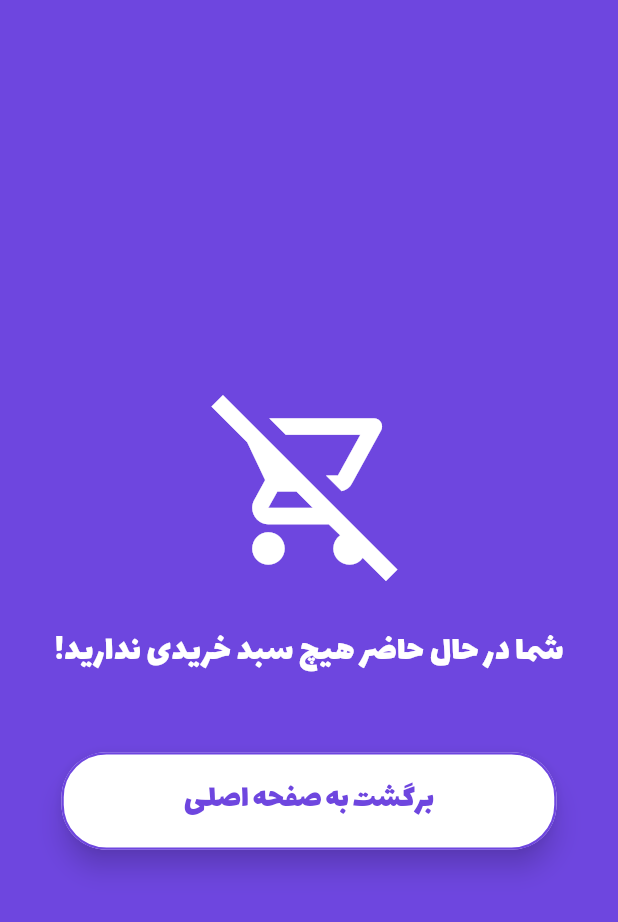
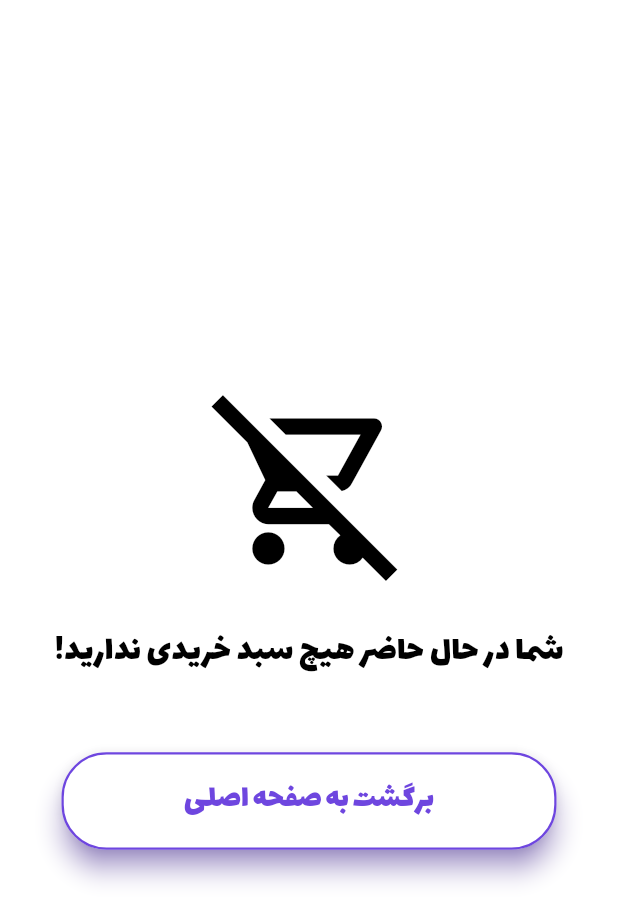
Before and after one commit to mahdi-o/digishop, a Flutter app: the BasketScreen screen opened by its route, on a phone screen of 412 x 824 dp. Shown: the top 922 px of the screen. Run offline on Flutter 3.47's test engine with Material 3 defaults, Android fonts, the phone set to English and light mode, and no system bars; our stand-ins replace carousel_slider, curved_navigation_bar, dropdown_button2, get, shared_preferences and 1 more; missing offline and left inert: dart:ffi; accounts and stored records are empty.

Commit message:
create floating custom

```diff
--- a/lib/screens/basket_screen.dart
+++ b/lib/screens/basket_screen.dart
@@ -27,14 +27,14 @@ class BasketScreen extends GetView<BasketController> {
         bottomNavigation: null,
         child: controller.basketList.isEmpty
             ? Container(
-                decoration: const BoxDecoration(color: kPurpleDark),
+                decoration: const BoxDecoration(color: Colors.white),
                 child: Column(
                   mainAxisAlignment: MainAxisAlignment.center,
                   children: [
                     const Icon(
                       Icons.remove_shopping_cart_outlined,
                       size: 130,
-                      color: Colors.white,
+                      color: Colors.black,
                     ),
                     const SizedBox(
                       height: 30,
@@ -42,7 +42,7 @@ class BasketScreen extends GetView<BasketController> {
                     const Center(
                       child: Text(
                         'شما در حال حاضر هیچ سبد خریدی ندارید!',
-                        style: TextStyle(fontSize: 24, color: Colors.white),
+                        style: TextStyle(fontSize: 24, color: Colors.black),
                       ),
                     ),
                     const SizedBox(
@@ -75,9 +75,13 @@ class BasketScreen extends GetView<BasketController> {
                     NavbarCustom(
                       text1: ' سبد ',
                       text2: 'خرید',
+                      size1: 30,
+                      size2: 30,
+                      fontFace1:'Titr',
+                      fontFace2: 'Titr',
                       icon1: Icons.delete_outline_rounded,
                       onTapIcon2: () {
-                        dialogCustom('آیا از حذف همه سبدها اطمینان دارید؟', () {
+                        dialogCustom('آیا از حذف همه سبدها اطمینان دارید؟',16, () {
                           controller.deleteBaskets();
                           FocusScope.of(context).unfocus();
                           Get.back();
--- a/lib/screens/home_screen.dart
+++ b/lib/screens/home_screen.dart
@@ -40,6 +40,10 @@ class HomeScreen extends GetView<HomeController> {
                     child: NavbarCustom(
                       text1: ' دیجی ',
                       text2: 'شاپ',
+                      size1: 30,
+                      size2: 30,
+                      fontFace1: 'Titr',
+                      fontFace2: 'Titr',
                       icon2: Icons.account_circle_outlined,
                       icon1: Icons.shopping_cart,
                       onTapIcon1: () {
--- a/lib/screens/profile_user.dart
+++ b/lib/screens/profile_user.dart
@@ -262,7 +262,7 @@ class ProfileUser extends GetView<ProfileController> {
 myDialog(context)async {
   SharedPreferences pref =
       await SharedPreferences.getInstance();
-  return dialogCustom('آیا از حذف حساب کاربری اطمینان دارید؟', () {
+  return dialogCustom('آیا از حذف حساب کاربری اطمینان دارید؟',16, () {
     pref.clear();
     FocusScope.of(context).unfocus();
     Get.toNamed(AppRoutes.register);
--- a/lib/widgets/base_widget.dart
+++ b/lib/widgets/base_widget.dart
@@ -1,23 +1,35 @@
 import 'package:curved_navigation_bar/curved_navigation_bar.dart';
+import 'package:digishop/widgets/floatingCustomButtons.dart';
 import 'package:flutter/material.dart';
 import 'package:get/get.dart';
 
 class BaseWidget extends GetView {
-  const BaseWidget({super.key, required this.child,required this.appBar,required this.bottomNavigation,required this.color});
-final Widget child;
-final AppBar? appBar;
-final CurvedNavigationBar? bottomNavigation;
-final Color color;
+  const BaseWidget(
+      {super.key,
+      required this.child,
+      required this.appBar,
+      required this.bottomNavigation,
+      required this.color,
+      this.floating});
+
+  final Widget child;
+  final AppBar? appBar;
+  final CurvedNavigationBar? bottomNavigation;
+  final Color color;
+  final Widget? floating;
+
   @override
   Widget build(BuildContext context) {
     return Directionality(
       textDirection: TextDirection.rtl,
       child: Scaffold(
         resizeToAvoidBottomInset: false,
-        backgroundColor:color,
+        backgroundColor: color,
         appBar: appBar,
-      body: child,
-        bottomNavigationBar:bottomNavigation,
+        floatingActionButton: floating,
+        floatingActionButtonLocation: FloatingCustomButtons(),
+        body: child,
+        bottomNavigationBar: bottomNavigation,
       ),
     );
   }
--- /dev/null
+++ b/lib/widgets/floatingCustomButtons.dart
@@ -0,0 +1,12 @@
+import 'package:flutter/material.dart';
+
+class FloatingCustomButtons extends FloatingActionButtonLocation{
+
+  Offset getOffset(ScaffoldPrelayoutGeometry scaffoldGeometry) {
+    return Offset(
+        scaffoldGeometry.scaffoldSize.width/1.20,
+        (scaffoldGeometry.scaffoldSize.height -
+            scaffoldGeometry.floatingActionButtonSize.height) /
+            7);
+  }
+}
```
Also changed, not shown: lib/constans.dart (+5 -5 lines), lib/database/my_db.dart (+18 -11 lines), lib/screens/admin_home_screen.dart (+9 -0 lines), lib/screens/show_all_invoices.dart (+68 -28 lines), lib/widgets/navbar_custom.dart (+18 -11 lines).
